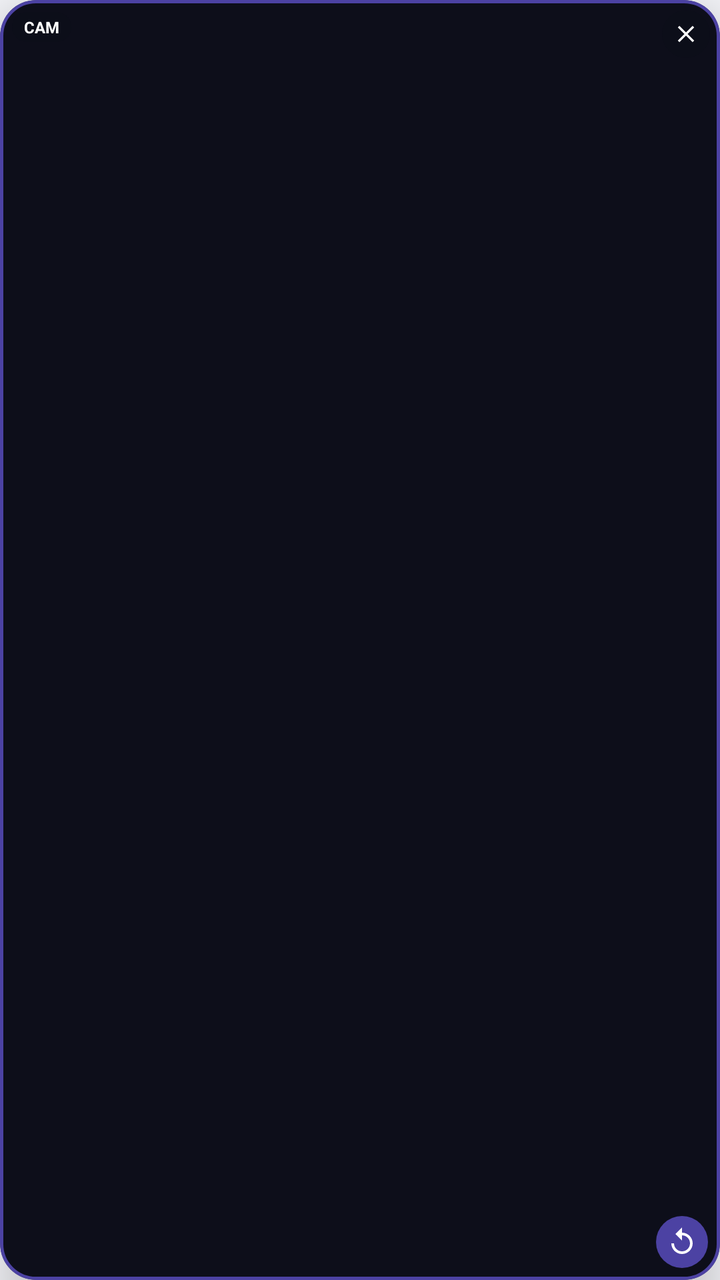
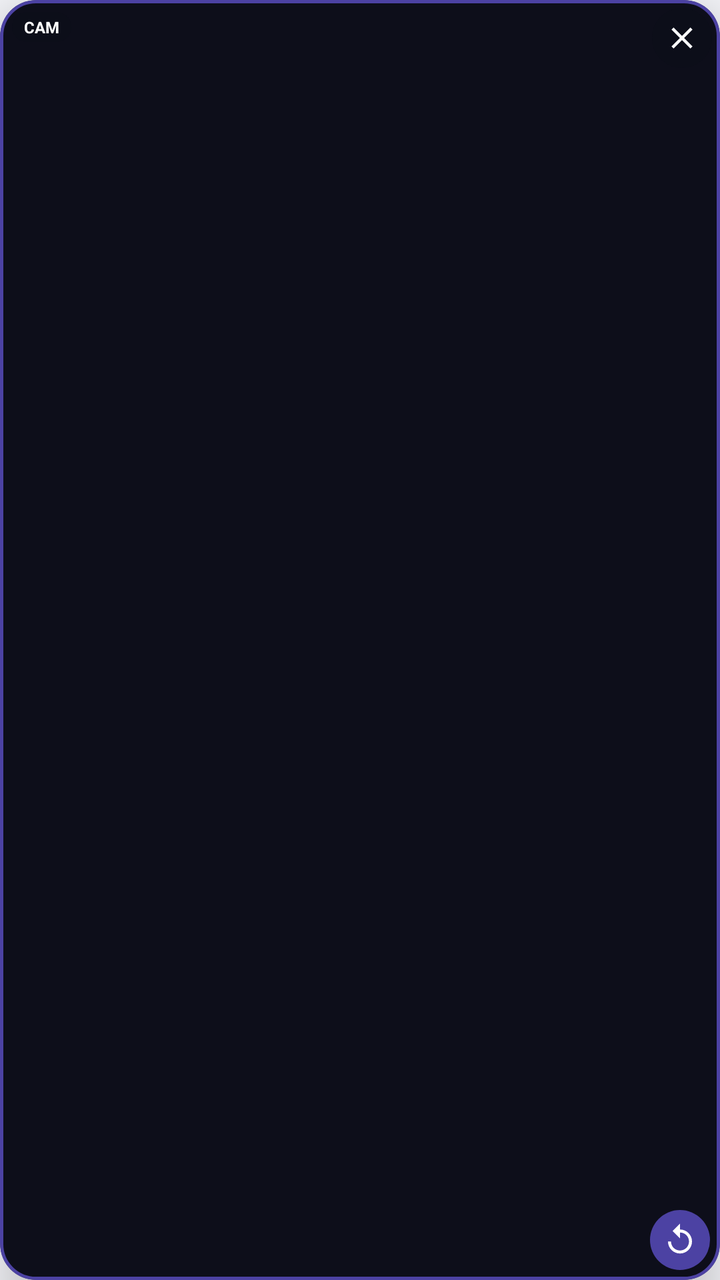

An Android layout rendered at two revisions. The XML below is the earlier revision; the diff shows what the commit changed to produce the second picture.
<!-- AndroidManifest.xml: application theme Theme.RekaminDulu -->
<!-- res/layout/overlay_facecam.xml -->
<?xml version="1.0" encoding="utf-8"?>
<com.google.android.material.card.MaterialCardView xmlns:android="http://schemas.android.com/apk/res/android"
    xmlns:app="http://schemas.android.com/apk/res-auto"
    android:id="@+id/facecam_card_container"
    android:layout_width="108dp"
    android:layout_height="144dp"
    app:cardBackgroundColor="#FF0D0E1A"
    app:cardCornerRadius="18dp"
    app:cardElevation="14dp"
    app:strokeColor="#AA6C5CE7"
    app:strokeWidth="1.8dp">

    <FrameLayout
        android:layout_width="match_parent"
        android:layout_height="match_parent">

        <TextureView
            android:id="@+id/facecam_texture_view"
            android:layout_width="match_parent"
            android:layout_height="match_parent" />

        
        <TextView
            android:id="@+id/facecam_lens_badge"
            android:layout_width="wrap_content"
            android:layout_height="wrap_content"
            android:layout_gravity="top|start"
            android:layout_margin="6dp"
            android:background="@drawable/bg_chip_pill"
            android:backgroundTint="#990D0E1A"
            android:paddingHorizontal="6dp"
            android:paddingVertical="2dp"
            android:text="CAM"
            android:textColor="#FFFFFF"
            android:textSize="8sp"
            android:textStyle="bold" />

        
        <ImageView
            android:id="@+id/btn_facecam_close"
            android:layout_width="24dp"
            android:layout_height="24dp"
            android:layout_gravity="top|end"
            android:layout_margin="5dp"
            android:background="@drawable/bg_chip_pill"
            android:backgroundTint="#990D0E1A"
            android:contentDescription="Tutup Kamera Facecam"
            android:padding="5dp"
            android:src="@drawable/ic_close"
            app:tint="#FFFFFF" />

        
        <ImageView
            android:id="@+id/btn_facecam_flip"
            android:layout_width="26dp"
            android:layout_height="26dp"
            android:layout_gravity="bottom|end"
            android:layout_margin="6dp"
            android:background="@drawable/bg_chip_pill"
            android:backgroundTint="#AA6C5CE7"
            android:contentDescription="Ganti Kamera Depan atau Belakang"
            android:padding="5dp"
            android:src="@drawable/ic_restore"
            app:tint="#FFFFFF" />

    </FrameLayout>

</com.google.android.material.card.MaterialCardView>
<!-- resources referenced by this layout -->
<resources>
  <!-- drawable bg_chip_pill (drawable) -->
  <?xml version="1.0" encoding="utf-8"?>
  <shape xmlns:android="http://schemas.android.com/apk/res/android"
      android:shape="rectangle">
      <corners android:radius="24dp" />
      <solid android:color="@color/colorSurfaceVariant" />
  </shape>
  <!-- drawable ic_close (drawable) -->
  <vector xmlns:android="http://schemas.android.com/apk/res/android"
      android:width="24dp"
      android:height="24dp"
      android:viewportWidth="24"
      android:viewportHeight="24">
      <path
          android:fillColor="#FF3838"
          android:pathData="M19,6.41L17.59,5 12,10.59 6.41,5 5,6.41 10.59,12 5,17.59 6.41,19 12,13.41 17.59,19 19,17.59 13.41,12z"/>
  </vector>
  <!-- drawable ic_restore (drawable) -->
  <vector xmlns:android="http://schemas.android.com/apk/res/android"
      android:width="24dp"
      android:height="24dp"
      android:viewportWidth="24"
      android:viewportHeight="24">
      <path
          android:fillColor="#E53935"
          android:pathData="M12,5V1L7,6l5,5V7c3.31,0 6,2.69 6,6s-2.69,6 -6,6 -6,-2.69 -6,-6H4c0,4.42 3.58,8 8,8s8,-3.58 8,-8 -3.58,-8 -8,-8z"/>
  </vector>
  <style name="Theme.RekaminDulu" parent="Theme.Material3.DayNight.NoActionBar">
          <item name="colorPrimary">@color/colorPrimary</item>
          <item name="colorOnPrimary">@color/colorOnPrimary</item>
          <item name="colorPrimaryContainer">@color/colorPrimaryContainer</item>
          <item name="colorOnPrimaryContainer">@color/colorOnPrimaryContainer</item>
          <item name="colorSurface">@color/colorSurface</item>
          <item name="colorOnSurface">@color/colorOnSurface</item>
          <item name="android:windowBackground">@color/colorBackground</item>
          <item name="android:statusBarColor">@color/colorBackground</item>
          <item name="android:windowLightStatusBar">true</item>
          <item name="android:navigationBarColor">@color/colorSurface</item>
      </style>
  <color name="colorSurfaceVariant">#EEF0F6</color>
  <color name="colorPrimary">#6C5CE7</color>
  <color name="colorOnPrimary">#FFFFFF</color>
  <color name="colorPrimaryContainer">#ECE8FD</color>
  <color name="colorOnPrimaryContainer">#4435B8</color>
  <color name="colorSurface">#FFFFFF</color>
  <color name="colorOnSurface">#1A1B25</color>
  <color name="colorBackground">#F6F7FB</color>
</resources>

<!-- the commit's change to res/layout/overlay_facecam.xml (unified diff, before → after) -->
@@ -11,6 +11,7 @@
     app:strokeWidth="1.8dp">
 
     <FrameLayout
+        android:id="@+id/facecam_inner_frame"
         android:layout_width="match_parent"
         android:layout_height="match_parent">
 
@@ -38,28 +39,28 @@
         
         <ImageView
             android:id="@+id/btn_facecam_close"
-            android:layout_width="24dp"
-            android:layout_height="24dp"
+            android:layout_width="30dp"
+            android:layout_height="30dp"
             android:layout_gravity="top|end"
-            android:layout_margin="5dp"
+            android:layout_margin="4dp"
             android:background="@drawable/bg_chip_pill"
             android:backgroundTint="#990D0E1A"
             android:contentDescription="Tutup Kamera Facecam"
-            android:padding="5dp"
+            android:padding="6dp"
             android:src="@drawable/ic_close"
             app:tint="#FFFFFF" />
 
         
         <ImageView
             android:id="@+id/btn_facecam_flip"
-            android:layout_width="26dp"
-            android:layout_height="26dp"
+            android:layout_width="30dp"
+            android:layout_height="30dp"
             android:layout_gravity="bottom|end"
-            android:layout_margin="6dp"
+            android:layout_margin="5dp"
             android:background="@drawable/bg_chip_pill"
             android:backgroundTint="#AA6C5CE7"
             android:contentDescription="Ganti Kamera Depan atau Belakang"
-            android:padding="5dp"
+            android:padding="6dp"
             android:src="@drawable/ic_restore"
             app:tint="#FFFFFF" />
 
